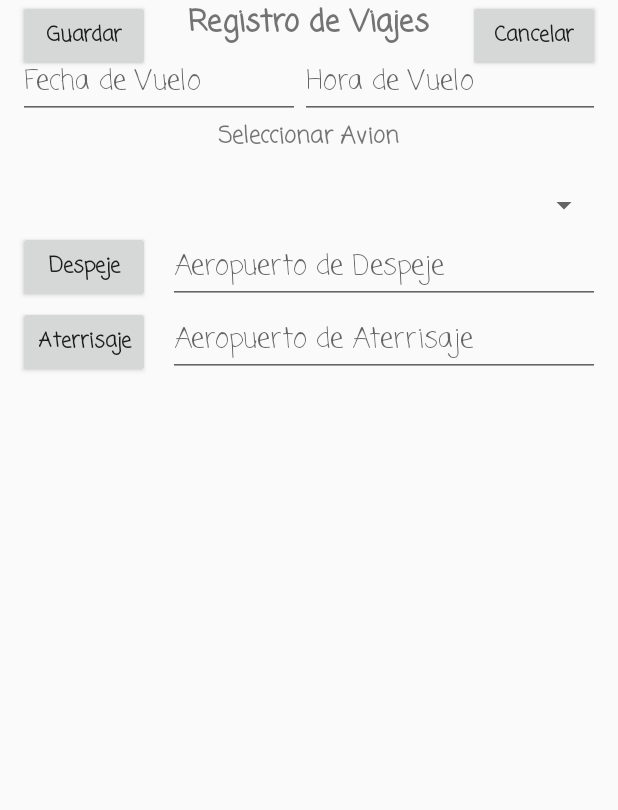
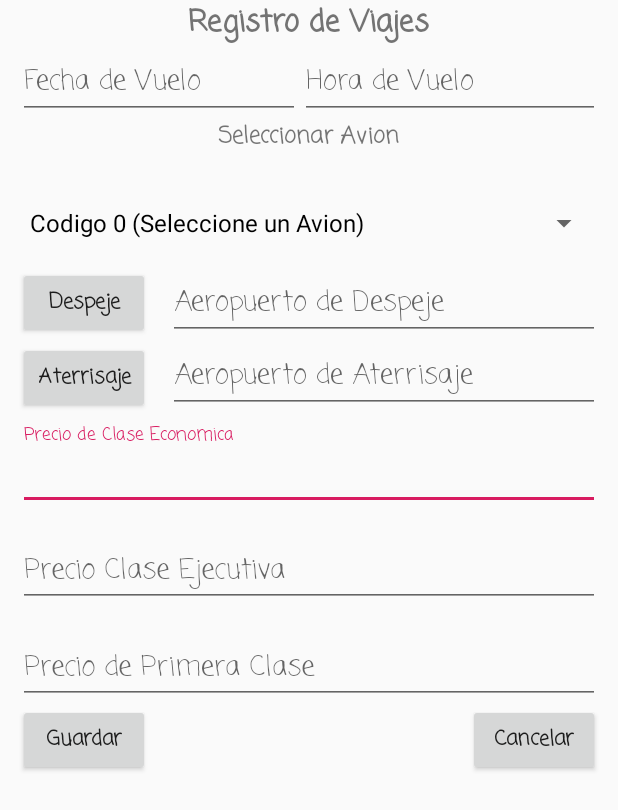
Before and after one commit to bortan01/Aerolinea, an Android app: the RegistroVueloActivity screen opened directly, with no data from a screen before it, on a phone screen of 412 x 824 dp. Shown: the top 810 px of the screen. Run offline under Robolectric (Android 15) with nearby library versions, the light colour scheme and no system bars; libraries missing offline, so code that uses them is left out: com.loopj.android, cz.msebera.android; 4 statements that could not run were skipped.

Commit message:
vista vuelo

```diff
--- a/app/src/main/java/e/miranda/aero/conexion.java
+++ b/app/src/main/java/e/miranda/aero/conexion.java
@@ -103,7 +103,7 @@
                             aero.setLongitud(jsonArray.getJSONObject(i).getDouble("longitud"));
                             aero.setLatiutd(jsonArray.getJSONObject(i).getDouble("latitud"));
                             MainActivity.listaAeropuertos.add(aero);
-                            Toast.makeText(context, "ciclo " + aero.getNombre(),Toast.LENGTH_SHORT).show();
+                //            Toast.makeText(context, "ciclo " + aero.getNombre(),Toast.LENGTH_SHORT).show();
                         }
                     }catch (Exception e){
                         msg("Problema: " + e.getMessage());
--- a/app/src/main/res/layout/activity_registro_vuelo.xml
+++ b/app/src/main/res/layout/activity_registro_vuelo.xml
@@ -167,7 +167,63 @@
         android:layout_toEndOf="@id/despeje"
         android:maxLines="1" />
 
+    <android.support.design.widget.TextInputLayout
+        android:layout_width="match_parent"
+        android:layout_height="wrap_content"
+        android:layout_alignParentStart="true"
+        android:layout_marginTop="5sp"
+        android:layout_marginRight="12sp"
+        android:layout_marginLeft="12sp"
+        android:layout_below="@id/txtAterrisaje"
+        android:id="@+id/economicos">
+        <android.support.design.widget.TextInputEditText
+            android:layout_width="match_parent"
+            android:layout_height="wrap_content"
+            android:hint="@string/precio_economico"
 
+            android:fontFamily="casual"
+
+            android:inputType="numberDecimal"
+            />
+    </android.support.design.widget.TextInputLayout>
+
+    <android.support.design.widget.TextInputLayout
+        android:layout_width="match_parent"
+        android:layout_height="wrap_content"
+        android:layout_alignParentStart="true"
+        android:layout_below="@id/economicos"
+        android:layout_marginTop="5sp"
+        android:layout_marginRight="12sp"
+        android:layout_marginLeft="12sp"
+        android:id="@+id/ejecutivo">
+        <android.support.design.widget.TextInputEditText
+            android:layout_width="match_parent"
+            android:layout_height="wrap_content"
+            android:hint="@string/precio_primera"
+            android:fontFamily="casual"
+
+            android:inputType="numberDecimal"
+            />
+    </android.support.design.widget.TextInputLayout>
+
+    <android.support.design.widget.TextInputLayout
+        android:layout_width="match_parent"
+        android:layout_height="wrap_content"
+        android:layout_alignParentStart="true"
+        android:layout_below="@id/ejecutivo"
+        android:layout_marginTop="5sp"
+        android:layout_marginRight="12sp"
+        android:layout_marginLeft="12sp"
+        android:id="@+id/primera">
+        <android.support.design.widget.TextInputEditText
+            android:layout_width="match_parent"
+            android:layout_height="wrap_content"
+            android:hint="@string/primera_clase"
+            android:fontFamily="casual"
+
+            android:inputType="numberDecimal"
+            />
+    </android.support.design.widget.TextInputLayout>
 
 
 </RelativeLayout>
--- a/app/src/main/res/values/strings.xml
+++ b/app/src/main/res/values/strings.xml
@@ -48,5 +48,8 @@
     <string name="despeje_aeropuerto">Aeropuerto de Despeje</string>
     <string name="aterrisaje">Aterrisaje</string>
     <string name="despeje_aterrisaje">Aeropuerto de Aterrisaje</string>
+    <string name="precio_economico">Precio de Clase Economica</string>
+    <string name="precio_primera">Precio Clase Ejecutiva</string>
+    <string name="primera_clase">Precio de Primera Clase</string>
 
 </resources>
```
Also changed, not shown: app/src/main/java/e/miranda/aero/MainActivity.java (+3 -4 lines), app/src/main/java/e/miranda/aero/MapsActivity.java (+6 -24 lines), app/src/main/java/e/miranda/aero/RegistroVueloActivity.java (+12 -6 lines), 1 other file.
